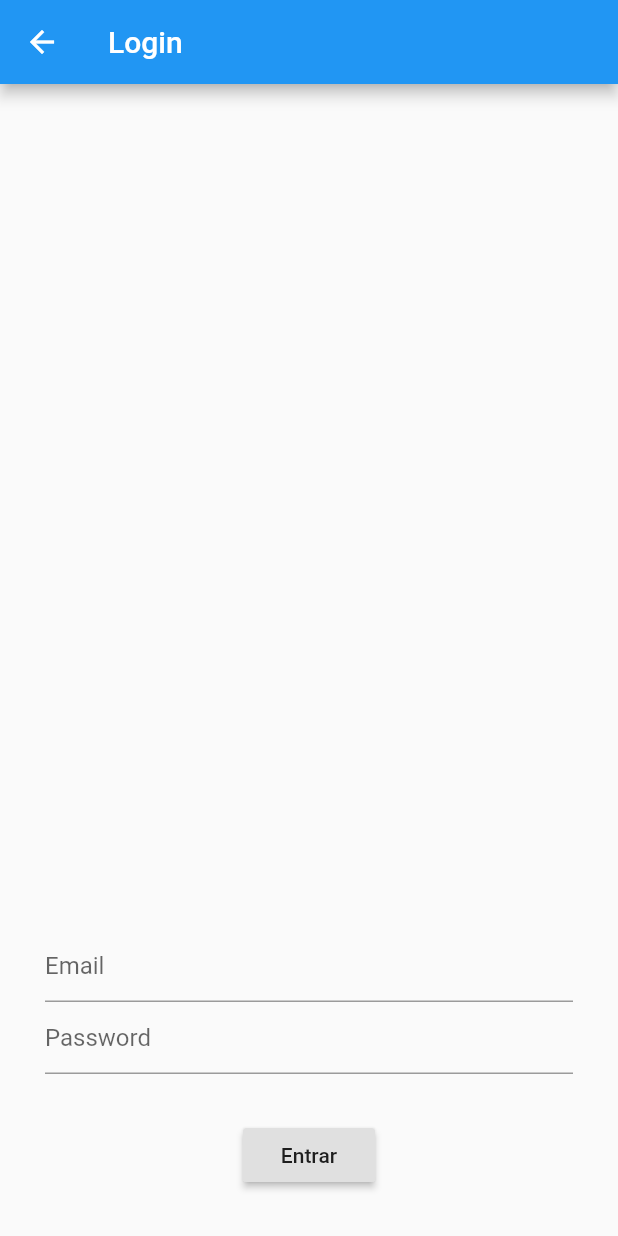
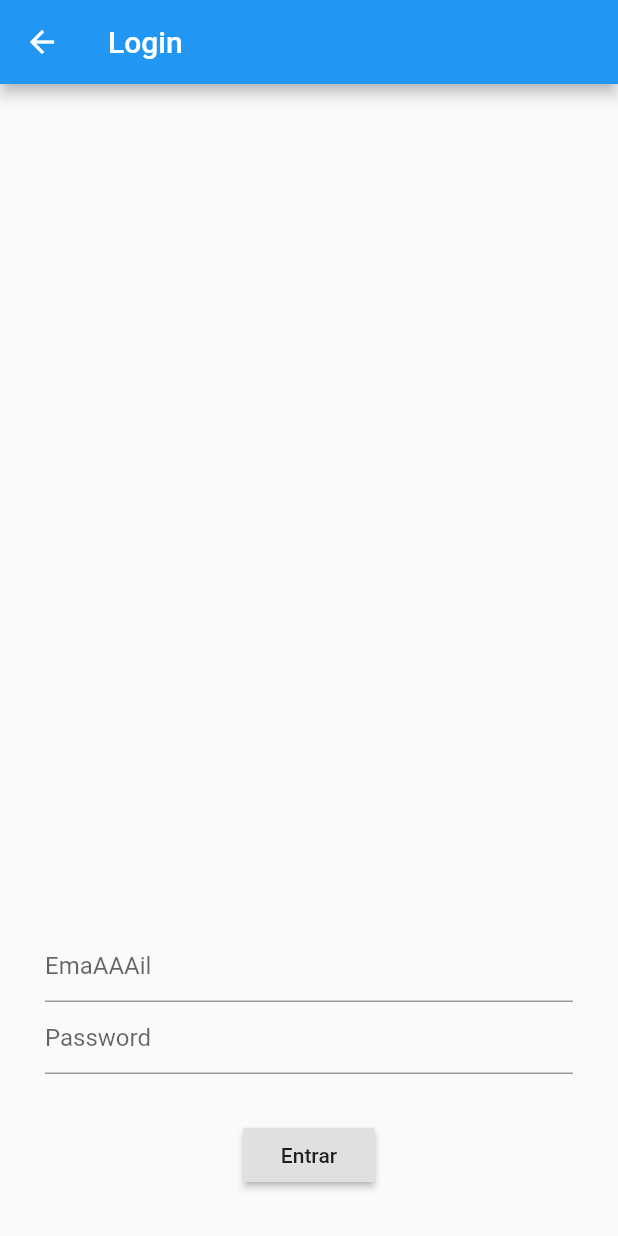
Before and after one commit to igorfel/flutter-basic, a Flutter app: the LoginPage screen opened directly, on a phone screen of 412 x 824 dp. Run offline on Flutter 3.47's test engine with Material 2 defaults, Android fonts, the phone set to English and light mode, and no system bars.

Commit message:
Alteração no label do email

```diff
--- a/lib/login/LoginPage.dart
+++ b/lib/login/LoginPage.dart
@@ -34,7 +34,7 @@ class _LoginPageState extends State<LoginPage> {
             children: <Widget>[
               TextFormField(
                 keyboardType: TextInputType.emailAddress,
-                decoration: InputDecoration(hintText: "Email"),
+                decoration: InputDecoration(hintText: "EmaAAAil"),
               ),
               TextFormField(
                 keyboardType: TextInputType.text,
```
